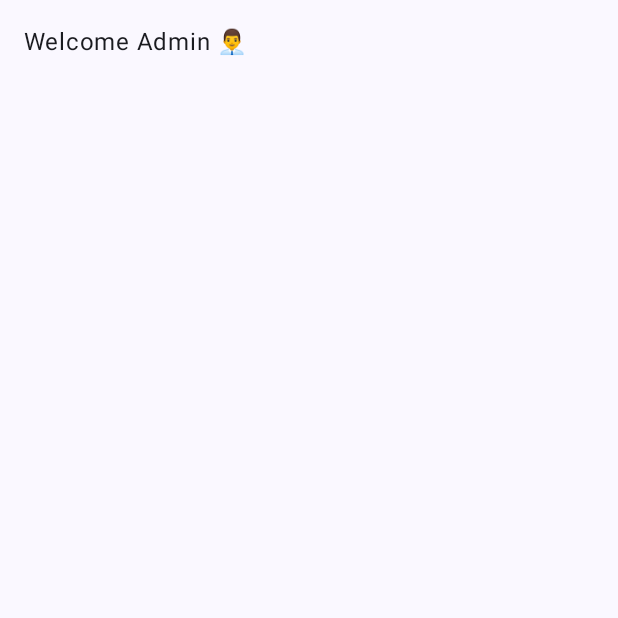
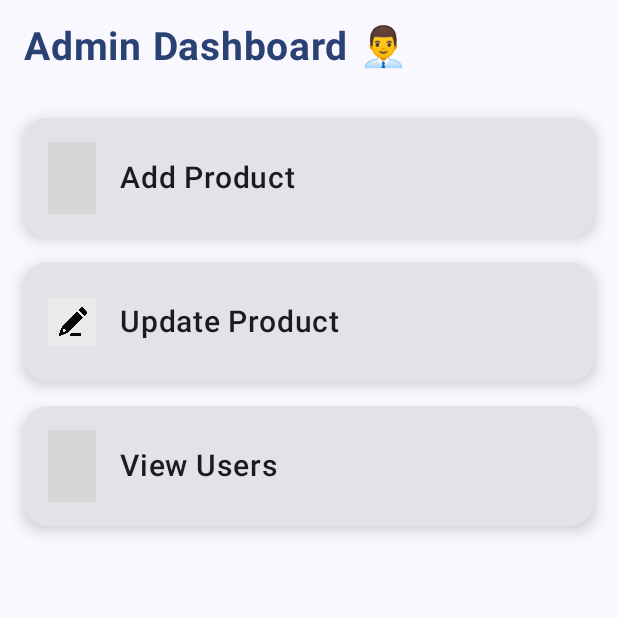
Before and after one commit to bardan069/GiftShopKotlin, an Android app built with Jetpack Compose: the composable AdminDashboardUI shown on its own in the app's theme, on a phone screen of 412 x 824 dp, the top half of it. Run offline under Robolectric (Android 15) with nearby library versions, the phone set to English and light mode, and no system bars; grey boxes are pictures that could not be loaded.

Commit message:
product model

```diff
--- a/app/src/main/java/com/example/giftshop/model/ProductModel.kt
+++ b/app/src/main/java/com/example/giftshop/model/ProductModel.kt
@@ -5,6 +5,6 @@ data class ProductModel(
     var productName: String="",
     var productPrice: Double=0.0,
     var productDesc: String="",
-    var image: String="",
+
 
 )
--- a/app/src/main/java/com/example/giftshop/view/admin/AdminDashboardActivity.kt
+++ b/app/src/main/java/com/example/giftshop/view/admin/AdminDashboardActivity.kt
@@ -1,26 +1,102 @@
 package com.example.giftshop.view.admin
 
+import android.content.Intent
 import android.os.Bundle
 import androidx.activity.ComponentActivity
 import androidx.activity.compose.setContent
+import androidx.compose.foundation.Image
+import androidx.compose.foundation.clickable
 import androidx.compose.foundation.layout.*
-import androidx.compose.material3.Text
+import androidx.compose.foundation.shape.RoundedCornerShape
+import androidx.compose.material3.*
 import androidx.compose.runtime.Composable
+import androidx.compose.ui.Alignment
 import androidx.compose.ui.Modifier
+import androidx.compose.ui.graphics.Color
+import androidx.compose.ui.res.painterResource
+import androidx.compose.ui.text.font.FontWeight
 import androidx.compose.ui.unit.dp
+import androidx.compose.ui.unit.sp
+import com.example.giftshop.R
+import com.example.giftshop.ui.theme.GiftShopTheme
+
+import com.example.giftshop.view.DashboardActivity
 
 class AdminDashboardActivity : ComponentActivity() {
     override fun onCreate(savedInstanceState: Bundle?) {
         super.onCreate(savedInstanceState)
         setContent {
-            AdminDashboardUI()
+            GiftShopTheme {
+                Surface(color = MaterialTheme.colorScheme.background) {
+                    AdminDashboardUI()
+                }
+            }
         }
     }
 }
 
 @Composable
 fun AdminDashboardUI() {
-    Column(modifier = Modifier.padding(16.dp)) {
-        Text("Welcome Admin 👨‍💼")
+    Column(
+        modifier = Modifier
+            .fillMaxSize()
+            .padding(16.dp)
+    ) {
+        Text(
+            text = "Admin Dashboard 👨‍💼",
+            fontSize = 26.sp,
+            fontWeight = FontWeight.Bold,
+            color = MaterialTheme.colorScheme.primary
+        )
+
+        Spacer(modifier = Modifier.height(24.dp))
+
+        AdminCard(
+            title = "Add Product",
+            imageRes = R.drawable.ic_add,
+            onClick = { /* navigate */ }
+        )
+
+        AdminCard(
+            title = "Update Product",
+            imageRes = R.drawable.ic_edit,
+            onClick = { /* navigate */ }
+        )
+
+        AdminCard(
+            title = "View Users",
+            imageRes = R.drawable.ic_users,
+            onClick = { /* navigate */ }
+        )
     }
 }
+
+@Composable
+fun AdminCard(title: String, imageRes: Int, onClick: () -> Unit) {
+    Card(
+        shape = RoundedCornerShape(16.dp),
+        modifier = Modifier
+            .fillMaxWidth()
+            .padding(vertical = 8.dp)
+            .clickable { onClick() },
+        elevation = CardDefaults.cardElevation(6.dp)
+    ) {
+        Row(
+            verticalAlignment = Alignment.CenterVertically,
+            modifier = Modifier.padding(16.dp)
+        ) {
+            Image(
+                painter = painterResource(id = imageRes),
+                contentDescription = title,
+                modifier = Modifier
+                    .size(48.dp)
+                    .padding(end = 16.dp)
+            )
+            Text(
+                text = title,
+                fontSize = 20.sp,
+                fontWeight = FontWeight.SemiBold
+            )
+        }
+    }
+}
```
Also changed, not shown: app/src/main/res/drawable/ic_edit.png (added).
